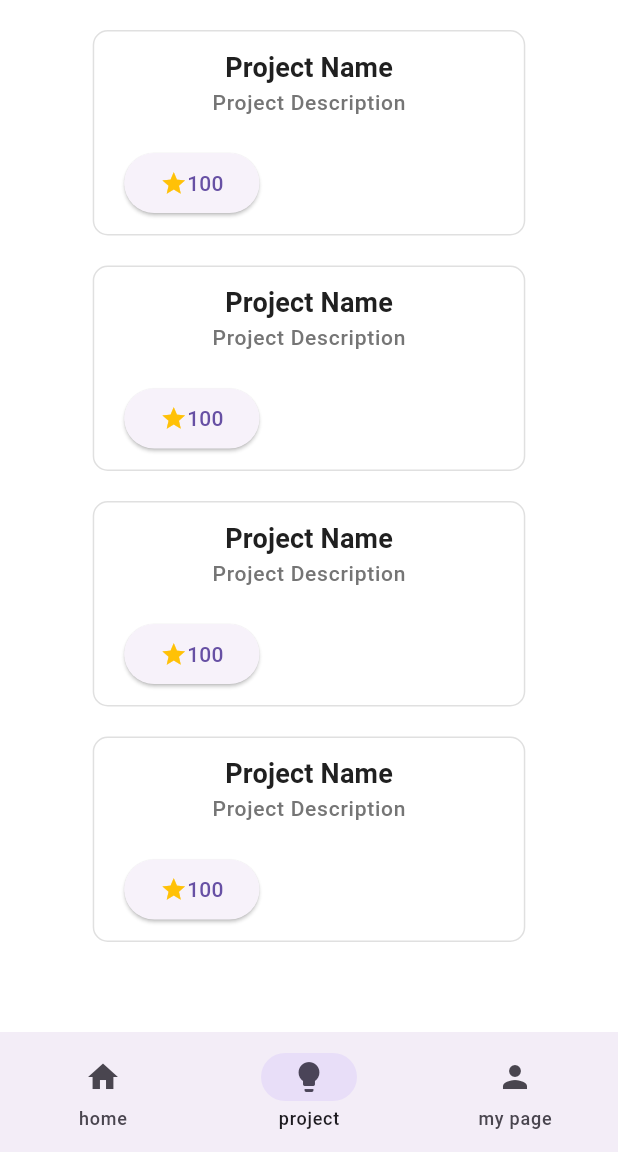
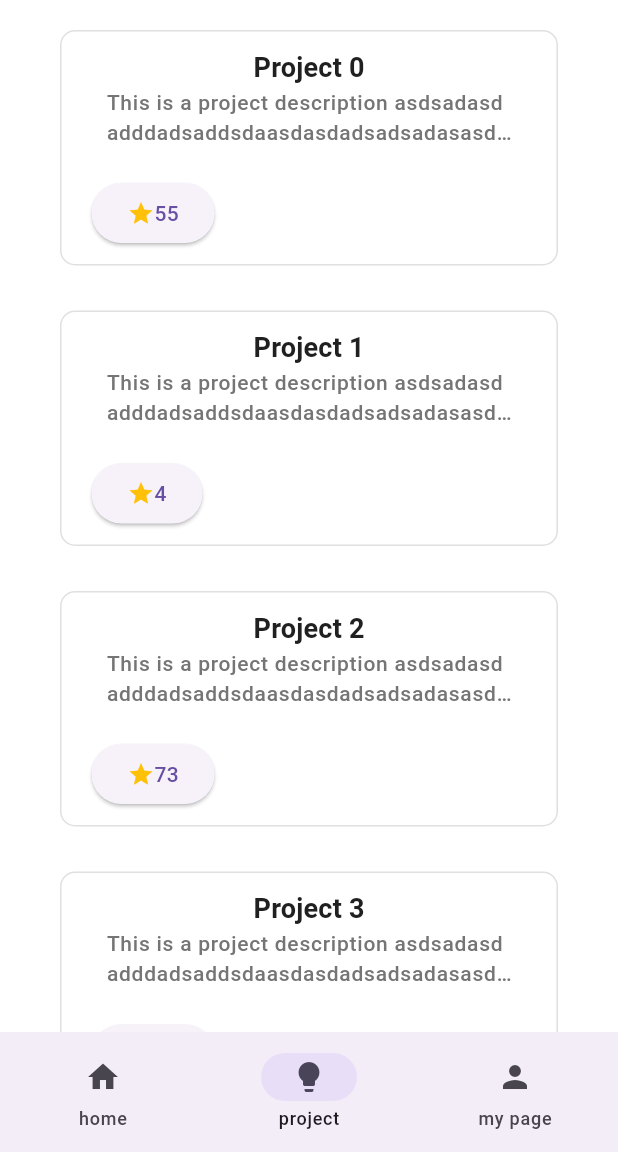
Before and after one commit to 976520/nexus-app, a Flutter app: the screen it shows after launch, item 2 of the bottom bar chosen, on a phone screen of 412 x 824 dp, the part 84-1236 px from its top. Run offline on Flutter 3.47's test engine with Material 3 defaults, Android fonts, the phone set to English and light mode, and no system bars.

Commit message:
Feat - ScrollView for project list, load when fully scrolled

```diff
--- a/lib/page/project.dart
+++ b/lib/page/project.dart
@@ -1,44 +1,49 @@
+import 'dart:math';
+
 import 'package:flutter/material.dart';
 import 'package:nexus/components/project_preview.dart';
-import 'package:nexus/util/gap.dart';
-import 'package:nexus/util/interjector.dart';
 
-class ProjectPage extends StatelessWidget {
+class ProjectPage extends StatefulWidget {
   const ProjectPage({super.key});
 
   @override
+  State<ProjectPage> createState() => _ProjectPageState();
+}
+
+class _ProjectPageState extends State<ProjectPage> {
+  final List<int> _items = List<int>.generate(10, (index) => Random(index).nextInt(100));
+  @override
   Widget build(BuildContext context) {
-    return Center(
-      child: Column(
-        children: interjector(
-          [
-            ProjectPreview(
-                project: Project(
-              name: 'Project Name',
-              description: 'Project Description',
-              stars: 100,
-            )),
-            ProjectPreview(
-                project: Project(
-              name: 'Project Name',
-              description: 'Project Description',
-              stars: 100,
-            )),
-            ProjectPreview(
-                project: Project(
-              name: 'Project Name',
-              description: 'Project Description',
-              stars: 100,
-            )),
-            ProjectPreview(
-                project: Project(
-              name: 'Project Name',
-              description: 'Project Description',
-              stars: 100,
-            )),
-          ],
-          const Gap(20),
+    final ScrollController scrollController = ScrollController();
+    scrollController.addListener(() {
+    if (scrollController.position.pixels ==
+          scrollController.position.maxScrollExtent) {
+        setState(() {
+          _items.addAll(List<int>.generate(10, (index) => Random(index).nextInt(100)));
+        });
+      }
+    });
+    return Padding(
+      padding: const EdgeInsets.only(
+        top: 20,
+        left: 40,
+        right: 40,
+      ),
+      child: ListView.separated(
+        itemBuilder: (context, index) {
+          return ProjectPreview(
+            project: Project(
+              name: 'Project $index',
+              description: 'This is a project description asdsadasdadddadsaddsdaasdasdadsadsadasasdsadadadadad',
+              stars: _items[index],
+            ),
+          );
+        },
+        separatorBuilder: (context, index) => const SizedBox(
+          height: 30,
         ),
+        itemCount: _items.length,
+        controller: scrollController,
       ),
     );
   }
```
